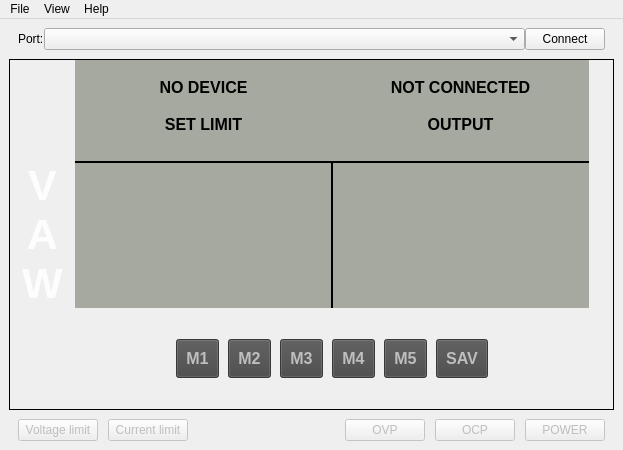
WereCatf/psucontrol, file src/psucontrol/mainWindow.ui: the form before one commit.
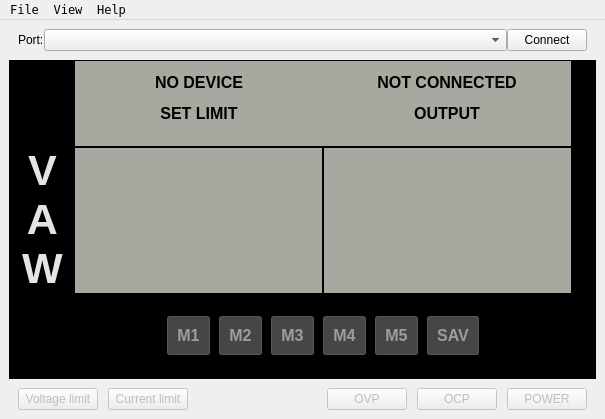
The form after the commit. Icons and pictures are not drawn. Custom widgets are drawn as their Qt base class.

Commit message: chore: tweak theme colours for consistency

What changed in the file:
```diff
--- a/src/psucontrol/mainWindow.ui
+++ b/src/psucontrol/mainWindow.ui
@@ -6,8 +6,8 @@
    <rect>
     <x>0</x>
     <y>0</y>
-    <width>623</width>
-    <height>450</height>
+    <width>605</width>
+    <height>419</height>
    </rect>
   </property>
   <property name="sizePolicy">
@@ -18,7 +18,7 @@
   </property>
   <property name="font">
    <font>
-    <family>Segoe UI</family>
+    <family>Andale Mono</family>
    </font>
   </property>
   <property name="acceptDrops">
@@ -187,6 +187,9 @@
           <family>Segoe UI</family>
          </font>
         </property>
+        <property name="autoFillBackground">
+         <bool>true</bool>
+        </property>
         <property name="frameShape">
          <enum>QFrame::Shape::StyledPanel</enum>
         </property>
@@ -1125,6 +1128,151 @@
                 <verstretch>0</verstretch>
                </sizepolicy>
               </property>
+              <property name="palette">
+               <palette>
+                <active>
+                 <colorrole role="Button">
+                  <brush brushstyle="SolidPattern">
+                   <color alpha="255">
+                    <red>70</red>
+                    <green>70</green>
+                    <blue>70</blue>
+                   </color>
+                  </brush>
+                 </colorrole>
+                 <colorrole role="Dark">
+                  <brush brushstyle="SolidPattern">
+                   <color alpha="255">
+                    <red>157</red>
+                    <green>157</green>
+                    <blue>157</blue>
+                   </color>
+                  </brush>
+                 </colorrole>
+                 <colorrole role="Base">
+                  <brush brushstyle="SolidPattern">
+                   <color alpha="255">
+                    <red>70</red>
+                    <green>70</green>
+                    <blue>70</blue>
+                   </color>
+                  </brush>
+                 </colorrole>
+                 <colorrole role="Window">
+                  <brush brushstyle="SolidPattern">
+                   <color alpha="255">
+                    <red>70</red>
+                    <green>70</green>
+                    <blue>70</blue>
+                   </color>
+                  </brush>
+                 </colorrole>
+                </active>
+                <inactive>
+                 <colorrole role="Button">
+                  <brush brushstyle="SolidPattern">
+                   <color alpha="255">
+                    <red>70</red>
+                    <green>70</green>
+                    <blue>70</blue>
+                   </color>
+                  </brush>
+                 </colorrole>
+                 <colorrole role="Dark">
+                  <brush brushstyle="SolidPattern">
+                   <color alpha="255">
+                    <red>157</red>
+                    <green>157</green>
+                    <blue>157</blue>
+                   </color>
+                  </brush>
+                 </colorrole>
+                 <colorrole role="Base">
+                  <brush brushstyle="SolidPattern">
+                   <color alpha="255">
+                    <red>70</red>
+                    <green>70</green>
+                    <blue>70</blue>
+                   </color>
+                  </brush>
+                 </colorrole>
+                 <colorrole role="Window">
+                  <brush brushstyle="SolidPattern">
+                   <color alpha="255">
+                    <red>70</red>
+                    <green>70</green>
+                    <blue>70</blue>
+                   </color>
+                  </brush>
+                 </colorrole>
+                </inactive>
+                <disabled>
+                 <colorrole role="WindowText">
+                  <brush brushstyle="SolidPattern">
+                   <color alpha="255">
+                    <red>157</red>
+                    <green>157</green>
+                    <blue>157</blue>
+                   </color>
+                  </brush>
+                 </colorrole>
+                 <colorrole role="Button">
+                  <brush brushstyle="SolidPattern">
+                   <color alpha="255">
+                    <red>70</red>
+                    <green>70</green>
+                    <blue>70</blue>
+                   </color>
+                  </brush>
+                 </colorrole>
+                 <colorrole role="Dark">
+                  <brush brushstyle="SolidPattern">
+                   <color alpha="255">
+                    <red>157</red>
+                    <green>157</green>
+                    <blue>157</blue>
+                   </color>
+                  </brush>
+                 </colorrole>
+                 <colorrole role="Text">
+                  <brush brushstyle="SolidPattern">
+                   <color alpha="255">
+                    <red>157</red>
+                    <green>157</green>
+                    <blue>157</blue>
+                   </color>
+                  </brush>
+                 </colorrole>
+                 <colorrole role="ButtonText">
+                  <brush brushstyle="SolidPattern">
+                   <color alpha="255">
+                    <red>157</red>
+                    <green>157</green>
+                    <blue>157</blue>
+                   </color>
+                  </brush>
+                 </colorrole>
+                 <colorrole role="Base">
+                  <brush brushstyle="SolidPattern">
+                   <color alpha="255">
+                    <red>70</red>
+                    <green>70</green>
+                    <blue>70</blue>
+                   </color>
+                  </brush>
+                 </colorrole>
+                 <colorrole role="Window">
+                  <brush brushstyle="SolidPattern">
+                   <color alpha="255">
+                    <red>70</red>
+                    <green>70</green>
+                    <blue>70</blue>
+                   </color>
+                  </brush>
+                 </colorrole>
+                </disabled>
+               </palette>
+              </property>
               <property name="font">
                <font>
                 <family>Segoe UI</family>
@@ -1136,6 +1284,12 @@
                <string notr="true">QPushButton {
 background-color: rgb(70, 70, 70);
 padding: 9px;
+border-radius: 2px;
+border: 1px double #565656;
+}
+
+QPushButton:disabled {
+background-color: rgb(70, 70, 70);
 }
 
 QPushButton:checked {
@@ -1176,6 +1330,151 @@
                 <verstretch>0</verstretch>
                </sizepolicy>
               </property>
+              <property name="palette">
+               <palette>
+                <active>
+                 <colorrole role="Button">
+                  <brush brushstyle="SolidPattern">
+                   <color alpha="255">
+                    <red>70</red>
+                    <green>70</green>
+                    <blue>70</blue>
+                   </color>
+                  </brush>
+                 </colorrole>
+                 <colorrole role="Dark">
+                  <brush brushstyle="SolidPattern">
+                   <color alpha="255">
+                    <red>157</red>
+                    <green>157</green>
+                    <blue>157</blue>
+                   </color>
+                  </brush>
+                 </colorrole>
+                 <colorrole role="Base">
+                  <brush brushstyle="SolidPattern">
+                   <color alpha="255">
+                    <red>70</red>
+                    <green>70</green>
+                    <blue>70</blue>
+                   </color>
+                  </brush>
+                 </colorrole>
+                 <colorrole role="Window">
+                  <brush brushstyle="SolidPattern">
+                   <color alpha="255">
+                    <red>70</red>
+                    <green>70</green>
+                    <blue>70</blue>
+                   </color>
+                  </brush>
+                 </colorrole>
+                </active>
+                <inactive>
+                 <colorrole role="Button">
+                  <brush brushstyle="SolidPattern">
+                   <color alpha="255">
+                    <red>70</red>
+                    <green>70</green>
+                    <blue>70</blue>
+                   </color>
+                  </brush>
+                 </colorrole>
+                 <colorrole role="Dark">
+                  <brush brushstyle="SolidPattern">
+                   <color alpha="255">
+                    <red>157</red>
+                    <green>157</green>
+                    <blue>157</blue>
+                   </color>
+                  </brush>
+                 </colorrole>
+                 <colorrole role="Base">
+                  <brush brushstyle="SolidPattern">
+                   <color alpha="255">
+                    <red>70</red>
+                    <green>70</green>
+                    <blue>70</blue>
+                   </color>
+                  </brush>
+                 </colorrole>
+                 <colorrole role="Window">
+                  <brush brushstyle="SolidPattern">
+                   <color alpha="255">
+                    <red>70</red>
+                    <green>70</green>
+                    <blue>70</blue>
+                   </color>
+                  </brush>
+                 </colorrole>
+                </inactive>
+                <disabled>
+                 <colorrole role="WindowText">
+                  <brush brushstyle="SolidPattern">
+                   <color alpha="255">
+                    <red>157</red>
+                    <green>157</green>
+                    <blue>157</blue>
+                   </color>
+                  </brush>
+                 </colorrole>
+                 <colorrole role="Button">
+                  <brush brushstyle="SolidPattern">
+                   <color alpha="255">
+                    <red>70</red>
+                    <green>70</green>
+                    <blue>70</blue>
+                   </color>
+                  </brush>
+                 </colorrole>
+                 <colorrole role="Dark">
+                  <brush brushstyle="SolidPattern">
+                   <color alpha="255">
+                    <red>157</red>
+                    <green>157</green>
+                    <blue>157</blue>
+                   </color>
+                  </brush>
+                 </colorrole>
+                 <colorrole role="Text">
+                  <brush brushstyle="SolidPattern">
+                   <color alpha="255">
+                    <red>157</red>
+                    <green>157</green>
+                    <blue>157</blue>
+                   </color>
+                  </brush>
+                 </colorrole>
+                 <colorrole role="ButtonText">
+                  <brush brushstyle="SolidPattern">
+                   <color alpha="255">
+                    <red>157</red>
+                    <green>157</green>
+                    <blue>157</blue>
+                   </color>
+                  </brush>
+                 </colorrole>
+                 <colorrole role="Base">
+                  <brush brushstyle="SolidPattern">
+                   <color alpha="255">
+                    <red>70</red>
+                    <green>70</green>
+                    <blue>70</blue>
+                   </color>
+                  </brush>
+                 </colorrole>
+                 <colorrole role="Window">
+                  <brush brushstyle="SolidPattern">
+                   <color alpha="255">
+                    <red>70</red>
+                    <green>70</green>
+                    <blue>70</blue>
+                   </color>
+                  </brush>
+                 </colorrole>
+                </disabled>
+               </palette>
+              </property>
               <property name="font">
                <font>
                 <family>Segoe UI</family>
@@ -1187,6 +1486,12 @@
                <string notr="true">QPushButton {
 background-color: rgb(70, 70, 70);
 padding: 9px;
+border-radius: 2px;
+border: 1px double #565656;
+}
+
+QPushButton:disabled {
+background-color: rgb(70, 70, 70);
 }
 
 QPushButton:checked {
@@ -1227,6 +1532,151 @@
                 <verstretch>0</verstretch>
                </sizepolicy>
               </property>
+              <property name="palette">
+               <palette>
+                <active>
+                 <colorrole role="Button">
+                  <brush brushstyle="SolidPattern">
+                   <color alpha="255">
+                    <red>70</red>
+                    <green>70</green>
+                    <blue>70</blue>
+                   </color>
+                  </brush>
+                 </colorrole>
+                 <colorrole role="Dark">
+                  <brush brushstyle="SolidPattern">
+                   <color alpha="255">
+                    <red>157</red>
+                    <green>157</green>
+                    <blue>157</blue>
+                   </color>
+                  </brush>
+                 </colorrole>
+                 <colorrole role="Base">
+                  <brush brushstyle="SolidPattern">
+                   <color alpha="255">
+                    <red>70</red>
+                    <green>70</green>
+                    <blue>70</blue>
+                   </color>
+                  </brush>
+                 </colorrole>
+                 <colorrole role="Window">
+                  <brush brushstyle="SolidPattern">
+                   <color alpha="255">
+                    <red>70</red>
+                    <green>70</green>
+                    <blue>70</blue>
+                   </color>
+                  </brush>
+                 </colorrole>
+                </active>
+                <inactive>
+                 <colorrole role="Button">
+                  <brush brushstyle="SolidPattern">
+                   <color alpha="255">
+                    <red>70</red>
+                    <green>70</green>
+                    <blue>70</blue>
+                   </color>
+                  </brush>
+                 </colorrole>
+                 <colorrole role="Dark">
+                  <brush brushstyle="SolidPattern">
+                   <color alpha="255">
+                    <red>157</red>
+                    <green>157</green>
+                    <blue>157</blue>
+                   </color>
+                  </brush>
+                 </colorrole>
+                 <colorrole role="Base">
+                  <brush brushstyle="SolidPattern">
+                   <color alpha="255">
+                    <red>70</red>
+                    <green>70</green>
+                    <blue>70</blue>
+                   </color>
+                  </brush>
+                 </colorrole>
+                 <colorrole role="Window">
+                  <brush brushstyle="SolidPattern">
+                   <color alpha="255">
+                    <red>70</red>
+                    <green>70</green>
+                    <blue>70</blue>
+                   </color>
+                  </brush>
+                 </colorrole>
+                </inactive>
+                <disabled>
+                 <colorrole role="WindowText">
+                  <brush brushstyle="SolidPattern">
+                   <color alpha="255">
+                    <red>157</red>
+                    <green>157</green>
+                    <blue>157</blue>
+                   </color>
+                  </brush>
+                 </colorrole>
+                 <colorrole role="Button">
+                  <brush brushstyle="SolidPattern">
+                   <color alpha="255">
+                    <red>70</red>
+                    <green>70</green>
+                    <blue>70</blue>
+                   </color>
+                  </brush>
+                 </colorrole>
+                 <colorrole role="Dark">
+                  <brush brushstyle="SolidPattern">
+                   <color alpha="255">
+                    <red>157</red>
+                    <green>157</green>
+                    <blue>157</blue>
+                   </color>
+                  </brush>
+                 </colorrole>
+                 <colorrole role="Text">
+                  <brush brushstyle="SolidPattern">
+                   <color alpha="255">
+                    <red>157</red>
+                    <green>157</green>
+                    <blue>157</blue>
+                   </color>
+                  </brush>
+                 </colorrole>
+                 <colorrole role="ButtonText">
+                  <brush brushstyle="SolidPattern">
+                   <color alpha="255">
+                    <red>157</red>
+                    <green>157</green>
+                    <blue>157</blue>
+                   </color>
+                  </brush>
+                 </colorrole>
+                 <colorrole role="Base">
+                  <brush brushstyle="SolidPattern">
+                   <color alpha="255">
+                    <red>70</red>
+                    <green>70</green>
+                    <blue>70</blue>
+                   </color>
+                  </brush>
+                 </colorrole>
+                 <colorrole role="Window">
+                  <brush brushstyle="SolidPattern">
+                   <color alpha="255">
+                    <red>70</red>
+                    <green>70</green>
+                    <blue>70</blue>
+                   </color>
+                  </brush>
+                 </colorrole>
+                </disabled>
+               </palette>
+              </property>
               <property name="font">
                <font>
                 <family>Segoe UI</family>
@@ -1238,6 +1688,12 @@
                <string notr="true">QPushButton {
 background-color: rgb(70, 70, 70);
 padding: 9px;
+border-radius: 2px;
+border: 1px double #565656;
+}
+
+QPushButton:disabled {
+background-color: rgb(70, 70, 70);
 }
 
 QPushButton:checked {
@@ -1278,6 +1734,151 @@
                 <verstretch>0</verstretch>
                </sizepolicy>
               </property>
+              <property name="palette">
+               <palette>
+                <active>
+                 <colorrole role="Button">
+                  <brush brushstyle="SolidPattern">
+                   <color alpha="255">
+                    <red>70</red>
+                    <green>70</green>
+                    <blue>70</blue>
+                   </color>
+                  </brush>
+                 </colorrole>
+                 <colorrole role="Dark">
+                  <brush brushstyle="SolidPattern">
+                   <color alpha="255">
+                    <red>157</red>
+                    <green>157</green>
+                    <blue>157</blue>
+                   </color>
+                  </brush>
+                 </colorrole>
+                 <colorrole role="Base">
+                  <brush brushstyle="SolidPattern">
+                   <color alpha="255">
+                    <red>70</red>
+                    <green>70</green>
+                    <blue>70</blue>
+                   </color>
+                  </brush>
+                 </colorrole>
+                 <colorrole role="Window">
+                  <brush brushstyle="SolidPattern">
+                   <color alpha="255">
+                    <red>70</red>
+                    <green>70</green>
+                    <blue>70</blue>
+                   </color>
+                  </brush>
+                 </colorrole>
+                </active>
+                <inactive>
+                 <colorrole role="Button">
+                  <brush brushstyle="SolidPattern">
+                   <color alpha="255">
+                    <red>70</red>
+                    <green>70</green>
+                    <blue>70</blue>
+                   </color>
+                  </brush>
+                 </colorrole>
+                 <colorrole role="Dark">
+                  <brush brushstyle="SolidPattern">
+                   <color alpha="255">
+                    <red>157</red>
+                    <green>157</green>
+                    <blue>157</blue>
+                   </color>
+                  </brush>
+                 </colorrole>
+                 <colorrole role="Base">
+                  <brush brushstyle="SolidPattern">
+                   <color alpha="255">
+                    <red>70</red>
+                    <green>70</green>
+                    <blue>70</blue>
+                   </color>
+                  </brush>
+                 </colorrole>
+                 <colorrole role="Window">
+                  <brush brushstyle="SolidPattern">
+                   <color alpha="255">
+                    <red>70</red>
+                    <green>70</green>
+                    <blue>70</blue>
+                   </color>
+                  </brush>
+                 </colorrole>
+                </inactive>
+                <disabled>
+                 <colorrole role="WindowText">
+                  <brush brushstyle="SolidPattern">
+                   <color alpha="255">
+                    <red>157</red>
+                    <green>157</green>
+                    <blue>157</blue>
+                   </color>
+                  </brush>
+                 </colorrole>
+                 <colorrole role="Button">
+                  <brush brushstyle="SolidPattern">
+                   <color alpha="255">
+                    <red>70</red>
+                    <green>70</green>
+                    <blue>70</blue>
+                   </color>
+                  </brush>
+                 </colorrole>
+                 <colorrole role="Dark">
+                  <brush brushstyle="SolidPattern">
+                   <color alpha="255">
+                    <red>157</red>
+                    <green>157</green>
+                    <blue>157</blue>
+                   </color>
+                  </brush>
+                 </colorrole>
+                 <colorrole role="Text">
+                  <brush brushstyle="SolidPattern">
+                   <color alpha="255">
+                    <red>157</red>
+                    <green>157</green>
+                    <blue>157</blue>
+                   </color>
+                  </brush>
+                 </colorrole>
+                 <colorrole role="ButtonText">
+                  <brush brushstyle="SolidPattern">
+                   <color alpha="255">
+                    <red>157</red>
+                    <green>157</green>
+                    <blue>157</blue>
+                   </color>
+                  </brush>
+                 </colorrole>
+                 <colorrole role="Base">
+                  <brush brushstyle="SolidPattern">
+                   <color alpha="255">
+                    <red>70</red>
+                    <green>70</green>
+                    <blue>70</blue>
+                   </color>
+                  </brush>
+                 </colorrole>
+                 <colorrole role="Window">
+                  <brush brushstyle="SolidPattern">
+                   <color alpha="255">
+                    <red>70</red>
+                    <green>70</green>
+                    <blue>70</blue>
+                   </color>
+                  </brush>
+                 </colorrole>
+                </disabled>
+               </palette>
+              </property>
               <property name="font">
                <font>
                 <family>Segoe UI</family>
@@ -1289,6 +1890,12 @@
                <string notr="true">QPushButton {
 background-color: rgb(70, 70, 70);
 padding: 9px;
+border-radius: 2px;
+border: 1px double #565656;
+}
+
+QPushButton:disabled {
+background-color: rgb(70, 70, 70);
 }
 
 QPushButton:checked {
@@ -1329,6 +1936,151 @@
                 <verstretch>0</verstretch>
                </sizepolicy>
               </property>
+              <property name="palette">
+               <palette>
+                <active>
+                 <colorrole role="Button">
+                  <brush brushstyle="SolidPattern">
+                   <color alpha="255">
+                    <red>70</red>
+                    <green>70</green>
+                    <blue>70</blue>
+                   </color>
+                  </brush>
+                 </colorrole>
+                 <colorrole role="Dark">
+                  <brush brushstyle="SolidPattern">
+                   <color alpha="255">
+                    <red>157</red>
+                    <green>157</green>
+                    <blue>157</blue>
+                   </color>
+                  </brush>
+                 </colorrole>
+                 <colorrole role="Base">
+                  <brush brushstyle="SolidPattern">
+                   <color alpha="255">
+                    <red>70</red>
+                    <green>70</green>
+                    <blue>70</blue>
+                   </color>
+                  </brush>
+                 </colorrole>
+                 <colorrole role="Window">
+                  <brush brushstyle="SolidPattern">
+                   <color alpha="255">
+                    <red>70</red>
+                    <green>70</green>
+                    <blue>70</blue>
+                   </color>
+                  </brush>
+                 </colorrole>
+                </active>
+                <inactive>
+                 <colorrole role="Button">
+                  <brush brushstyle="SolidPattern">
+                   <color alpha="255">
+                    <red>70</red>
+                    <green>70</green>
+                    <blue>70</blue>
+                   </color>
+                  </brush>
+                 </colorrole>
+                 <colorrole role="Dark">
+                  <brush brushstyle="SolidPattern">
+                   <color alpha="255">
+                    <red>157</red>
+                    <green>157</green>
+                    <blue>157</blue>
+                   </color>
+                  </brush>
+                 </colorrole>
+                 <colorrole role="Base">
+                  <brush brushstyle="SolidPattern">
+                   <color alpha="255">
+                    <red>70</red>
+                    <green>70</green>
+                    <blue>70</blue>
+                   </color>
+                  </brush>
+                 </colorrole>
+                 <colorrole role="Window">
+                  <brush brushstyle="SolidPattern">
+                   <color alpha="255">
+                    <red>70</red>
+                    <green>70</green>
+                    <blue>70</blue>
+                   </color>
+                  </brush>
+                 </colorrole>
+                </inactive>
+                <disabled>
+                 <colorrole role="WindowText">
+                  <brush brushstyle="SolidPattern">
+                   <color alpha="255">
+                    <red>157</red>
+                    <green>157</green>
+                    <blue>157</blue>
+                   </color>
+                  </brush>
+                 </colorrole>
+                 <colorrole role="Button">
+                  <brush brushstyle="SolidPattern">
+                   <color alpha="255">
+                    <red>70</red>
+                    <green>70</green>
+                    <blue>70</blue>
+                   </color>
+                  </brush>
+                 </colorrole>
+                 <colorrole role="Dark">
+                  <brush brushstyle="SolidPattern">
+                   <color alpha="255">
+                    <red>157</red>
+                    <green>157</green>
+                    <blue>157</blue>
+                   </color>
+                  </brush>
+                 </colorrole>
+                 <colorrole role="Text">
+                  <brush brushstyle="SolidPattern">
+                   <color alpha="255">
+                    <red>157</red>
+                    <green>157</green>
+                    <blue>157</blue>
+                   </color>
+                  </brush>
+                 </colorrole>
+                 <colorrole role="ButtonText">
+                  <brush brushstyle="SolidPattern">
+                   <color alpha="255">
+                    <red>157</red>
+                    <green>157</green>
+                    <blue>157</blue>
+                   </color>
+                  </brush>
+                 </colorrole>
+                 <colorrole role="Base">
+                  <brush brushstyle="SolidPattern">
+                   <color alpha="255">
+                    <red>70</red>
+                    <green>70</green>
+                    <blue>70</blue>
+                   </color>
+                  </brush>
+                 </colorrole>
+                 <colorrole role="Window">
+                  <brush brushstyle="SolidPattern">
+                   <color alpha="255">
+                    <red>70</red>
+                    <green>70</green>
+                    <blue>70</blue>
+                   </color>
+                  </brush>
+                 </colorrole>
+                </disabled>
+               </palette>
+              </property>
               <property name="font">
                <font>
                 <family>Segoe UI</family>
@@ -1343,6 +2095,12 @@
                <string notr="true">QPushButton {
 background-color: rgb(70, 70, 70);
 padding: 9px;
+border-radius: 2px;
+border: 1px double #565656;
+}
+
+QPushButton:disabled {
+background-color: rgb(70, 70, 70);
 }
 
 QPushButton:checked {
@@ -1395,6 +2153,151 @@
                 <verstretch>0</verstretch>
                </sizepolicy>
               </property>
+              <property name="palette">
+               <palette>
+                <active>
+                 <colorrole role="Button">
+                  <brush brushstyle="SolidPattern">
+                   <color alpha="255">
+                    <red>70</red>
+                    <green>70</green>
+                    <blue>70</blue>
+                   </color>
+                  </brush>
+                 </colorrole>
+                 <colorrole role="Dark">
+                  <brush brushstyle="SolidPattern">
+                   <color alpha="255">
+                    <red>157</red>
+                    <green>157</green>
+                    <blue>157</blue>
+                   </color>
+                  </brush>
+                 </colorrole>
+                 <colorrole role="Base">
+                  <brush brushstyle="SolidPattern">
+                   <color alpha="255">
+                    <red>70</red>
+                    <green>70</green>
+                    <blue>70</blue>
+                   </color>
+                  </brush>
+                 </colorrole>
+                 <colorrole role="Window">
+                  <brush brushstyle="SolidPattern">
+                   <color alpha="255">
+                    <red>70</red>
+                    <green>70</green>
+                    <blue>70</blue>
+                   </color>
+                  </brush>
+                 </colorrole>
+                </active>
+                <inactive>
+                 <colorrole role="Button">
+                  <brush brushstyle="SolidPattern">
+                   <color alpha="255">
+                    <red>70</red>
+                    <green>70</green>
+                    <blue>70</blue>
+                   </color>
+                  </brush>
+                 </colorrole>
+                 <colorrole role="Dark">
+                  <brush brushstyle="SolidPattern">
+                   <color alpha="255">
+                    <red>157</red>
+                    <green>157</green>
+                    <blue>157</blue>
+                   </color>
+                  </brush>
+                 </colorrole>
+                 <colorrole role="Base">
+                  <brush brushstyle="SolidPattern">
+                   <color alpha="255">
+                    <red>70</red>
+                    <green>70</green>
+                    <blue>70</blue>
+                   </color>
+                  </brush>
+                 </colorrole>
+                 <colorrole role="Window">
+                  <brush brushstyle="SolidPattern">
+                   <color alpha="255">
+                    <red>70</red>
+                    <green>70</green>
+                    <blue>70</blue>
+                   </color>
+                  </brush>
+                 </colorrole>
+                </inactive>
+                <disabled>
+                 <colorrole role="WindowText">
+                  <brush brushstyle="SolidPattern">
+                   <color alpha="255">
+                    <red>157</red>
+                    <green>157</green>
+                    <blue>157</blue>
+                   </color>
+                  </brush>
+                 </colorrole>
+                 <colorrole role="Button">
+                  <brush brushstyle="SolidPattern">
+                   <color alpha="255">
+                    <red>70</red>
+                    <green>70</green>
+                    <blue>70</blue>
+                   </color>
+                  </brush>
+                 </colorrole>
+                 <colorrole role="Dark">
+                  <brush brushstyle="SolidPattern">
+                   <color alpha="255">
+                    <red>157</red>
+                    <green>157</green>
+                    <blue>157</blue>
+                   </color>
+                  </brush>
+                 </colorrole>
+                 <colorrole role="Text">
+                  <brush brushstyle="SolidPattern">
+                   <color alpha="255">
+                    <red>157</red>
+                    <green>157</green>
+                    <blue>157</blue>
+                   </color>
+                  </brush>
+                 </colorrole>
+                 <colorrole role="ButtonText">
+                  <brush brushstyle="SolidPattern">
+                   <color alpha="255">
+                    <red>157</red>
+                    <green>157</green>
+                    <blue>157</blue>
+                   </color>
+                  </brush>
+                 </colorrole>
+                 <colorrole role="Base">
+                  <brush brushstyle="SolidPattern">
+                   <color alpha="255">
+                    <red>70</red>
+                    <green>70</green>
+                    <blue>70</blue>
+                   </color>
+                  </brush>
+                 </colorrole>
+                 <colorrole role="Window">
+                  <brush brushstyle="SolidPattern">
+                   <color alpha="255">
+                    <red>70</red>
+                    <green>70</green>
+                    <blue>70</blue>
+                   </color>
+                  </brush>
+                 </colorrole>
+                </disabled>
+               </palette>
+              </property>
               <property name="font">
                <font>
                 <family>Segoe UI</family>
@@ -1409,11 +2312,18 @@
                <string notr="true">QPushButton {
 background-color: rgb(70, 70, 70);
 padding: 9px;
+border-radius: 2px;
+border: 1px double #565656;
+}
+
+QPushButton:disabled {
+background-color: rgb(70, 70, 70);
 }
 
 QPushButton:checked {
 background-color: red;
 color: black;
+border: 1px double #ff1010;
 }
 
 QPushButton:hover:checked {
@@ -2185,8 +3095,8 @@
     <rect>
      <x>0</x>
      <y>0</y>
-     <width>623</width>
-     <height>33</height>
+     <width>605</width>
+     <height>19</height>
     </rect>
    </property>
    <widget class="QMenu" name="menuView">
```
The commit also changes 1 other file.
